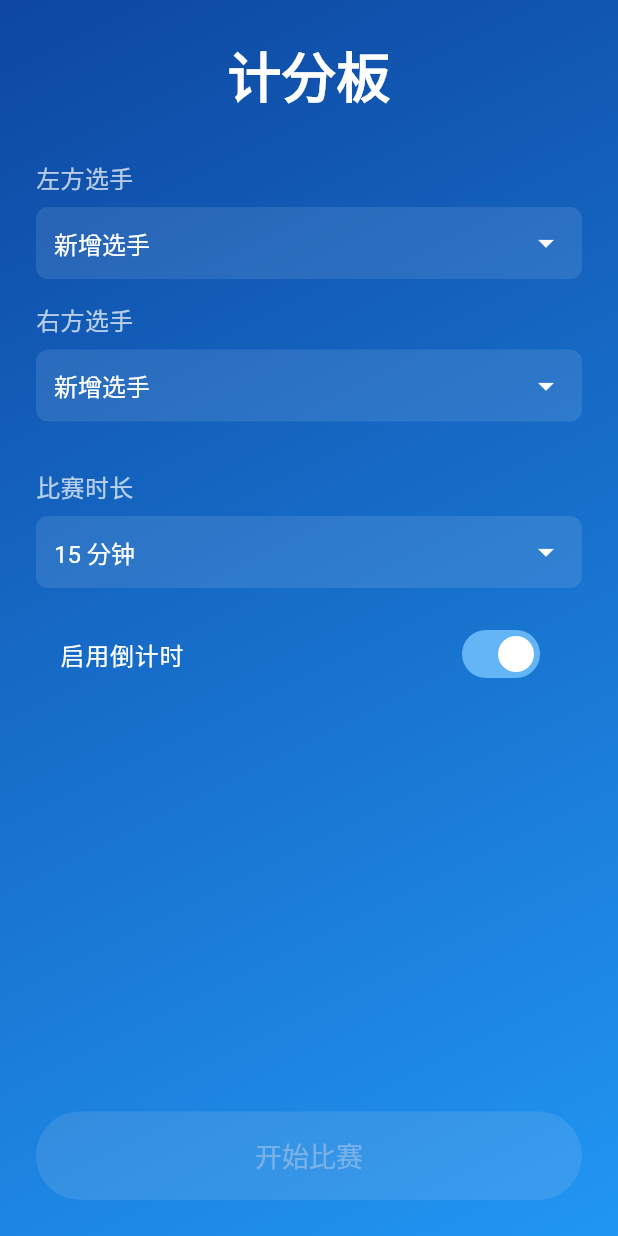
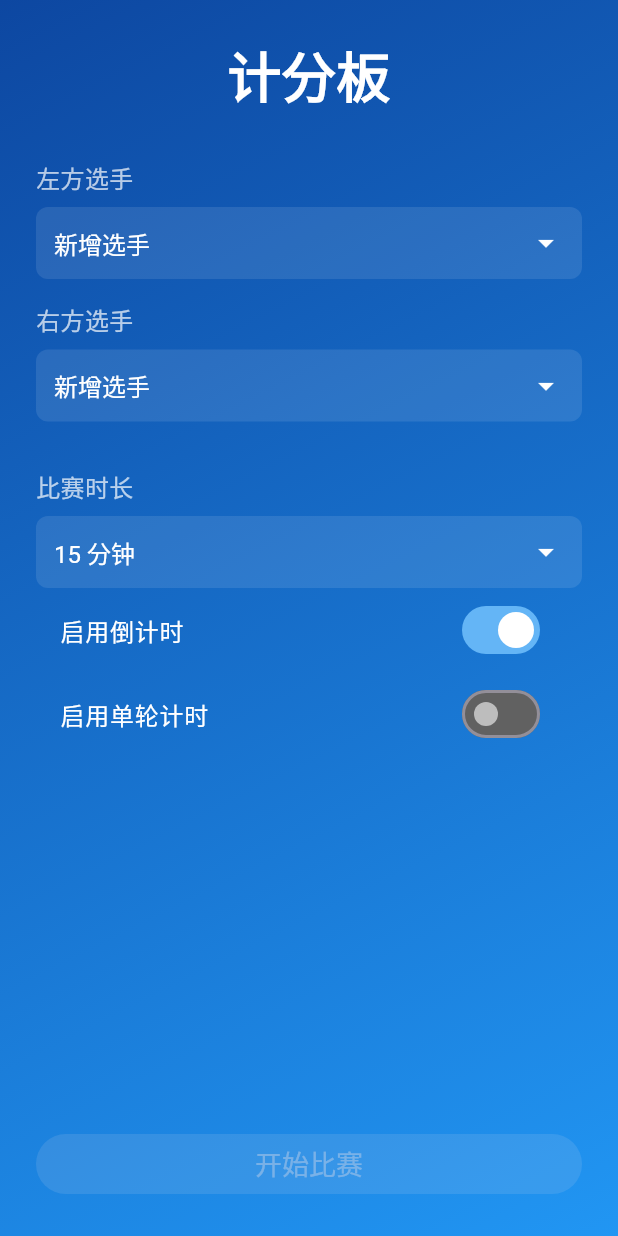
Before and after one commit to xmq479361/super_score_board, a Flutter app: the screen it shows after launch, on a phone screen of 412 x 824 dp. Run offline on Flutter 3.47's test engine with Material 3 defaults, Android fonts, the phone set to English and light mode, and no system bars; our stand-ins replace shared_preferences.

Commit message:
dev: project v1.0.1,  优化布局和交互,包括: 增加回合计时和总计时; 启动页面竖屏显示; 比分面板横屏显示;

```diff
--- a/super_score_board/lib/models/game_settings.dart
+++ b/super_score_board/lib/models/game_settings.dart
@@ -3,12 +3,16 @@ class GameSettings {
   final String rightPlayerId;
   final int duration;
   final bool isCountdownEnabled;
+  final bool isRoundTimer;
+  final int roundDuration;
 
   GameSettings({
     required this.leftPlayerId,
     required this.rightPlayerId,
     required this.duration,
     required this.isCountdownEnabled,
+    required this.isRoundTimer,
+    required this.roundDuration,
   });
 
   Map<String, dynamic> toJson() => {
@@ -16,6 +20,8 @@ class GameSettings {
     'rightPlayerId': rightPlayerId,
     'duration': duration,
     'isCountdownEnabled': isCountdownEnabled,
+    'isRoundTimer': isRoundTimer,
+    'roundDuration': roundDuration,
   };
 
   factory GameSettings.fromJson(Map<String, dynamic> json) => GameSettings(
@@ -23,5 +29,7 @@ class GameSettings {
     rightPlayerId: json['rightPlayerId'],
     duration: json['duration'],
     isCountdownEnabled: json['isCountdownEnabled'],
+    isRoundTimer: json['isRoundTimer'],
+    roundDuration: json['roundDuration'],
   );
 }
--- a/super_score_board/lib/models/game_state.dart
+++ b/super_score_board/lib/models/game_state.dart
@@ -5,6 +5,8 @@ class GameState {
   final int rightScore;
   final int timeLeft;
   final bool isCountdownEnabled;
+  final int leftTotalTime;
+  final int rightTotalTime;
 
   GameState({
     required this.leftPlayerId,
@@ -13,6 +15,8 @@ class GameState {
     required this.rightScore,
     required this.timeLeft,
     required this.isCountdownEnabled,
+    required this.leftTotalTime,
+    required this.rightTotalTime,
   });
 
   Map<String, dynamic> toJson() => {
@@ -22,6 +26,8 @@ class GameState {
     'rightScore': rightScore,
     'timeLeft': timeLeft,
     'isCountdownEnabled': isCountdownEnabled,
+    'leftTotalTime': leftTotalTime,
+    'rightTotalTime': rightTotalTime,
   };
 
   factory GameState.fromJson(Map<String, dynamic> json) => GameState(
@@ -31,5 +37,7 @@ class GameState {
     rightScore: json['rightScore'],
     timeLeft: json['timeLeft'],
     isCountdownEnabled: json['isCountdownEnabled'],
+    leftTotalTime: json['leftTotalTime'],
+    rightTotalTime: json['rightTotalTime'],
   );
 }
--- a/super_score_board/lib/screens/start_screen.dart
+++ b/super_score_board/lib/screens/start_screen.dart
@@ -1,5 +1,7 @@
 import 'package:flutter/material.dart';
+import 'package:flutter/services.dart';
 
+import '../models/app_settings.dart';
 import '../models/game_settings.dart';
 import '../models/player.dart';
 import '../services/storage_service.dart';
@@ -21,23 +23,33 @@ class _StartScreenState extends State<StartScreen> {
   Player? rightPlayer;
   int defaultDuration = 900; // 15 minutes
   bool isCountdownEnabled = true;
+  bool isRoundTimer = false;
+  int roundDuration = 30;
+  late AppSettings appSettings;
 
   @override
   void initState() {
     super.initState();
+    SystemChrome.setPreferredOrientations([
+      DeviceOrientation.portraitUp,
+    ]);
     _loadData();
   }
 
   Future<void> _loadData() async {
     final loadedPlayers = await widget.storageService.loadPlayers();
     final lastGame = await widget.storageService.loadLastGame();
+    appSettings = await widget.storageService.loadAppSettings();
     setState(() {
       players = loadedPlayers;
       if (lastGame != null) {
+        print("_loadData lastGame: ${lastGame.toJson()}");
         leftPlayer = players.firstWhere((p) => p.id == lastGame.leftPlayerId);
         rightPlayer = players.firstWhere((p) => p.id == lastGame.rightPlayerId);
         defaultDuration = lastGame.duration;
         isCountdownEnabled = lastGame.isCountdownEnabled;
+        isRoundTimer = lastGame.isRoundTimer;
+        roundDuration = lastGame.roundDuration;
       }
     });
   }
@@ -71,7 +83,11 @@ class _StartScreenState extends State<StartScreen> {
           child: Padding(
             padding: const EdgeInsets.all(24.0),
             child: Column(
-              crossAxisAlignment: CrossAxisAlignment.stretch,
+              children: [
+                Expanded(
+                  child: SingleChildScrollView(
+                    child: Column(
+                        // crossAxisAlignment: CrossAxisAlignment.stretch,
                         children: [
                           const Text(
                             '计分板',
@@ -90,20 +106,28 @@ class _StartScreenState extends State<StartScreen> {
                               (Player? p) => setState(() => rightPlayer = p)),
                           const SizedBox(height: 32),
                           _buildDurationSelector(),
+                          _buildCountdownToggle(),
+                          _buildRoundTimerToggle(),
+                          if (isRoundTimer) ...[
                             const SizedBox(height: 16),
-                _buildCountdownToggle(),
-                const Spacer(),
-                ElevatedButton(
+                            _buildRoundDurationSelector(),
+                          ],
+                        ]),
+                  ),
+                ),
+                SizedBox(
+                  width: double.infinity,
+                  child: ElevatedButton(
                     onPressed: (leftPlayer != null && rightPlayer != null)
                         ? () => _startGame()
                         : null,
                     style: ElevatedButton.styleFrom(
                       foregroundColor: Colors.white,
                       backgroundColor: Colors.blue.shade900,
-                    padding: const EdgeInsets.symmetric(vertical: 16),
                       textStyle: const TextStyle(fontSize: 18),
                     ),
                     child: const Text('开始比赛'),
+                  ),
                 ),
               ],
             ),
@@ -217,14 +241,70 @@ class _StartScreenState extends State<StartScreen> {
     );
   }
 
+  Widget _buildRoundTimerToggle() {
+    return SwitchListTile(
+      title: const Text(
+        '启用单轮计时',
+        style: TextStyle(color: Colors.white, fontSize: 16),
+      ),
+      value: isRoundTimer,
+      onChanged: (value) {
+        setState(() => isRoundTimer = value);
+      },
+      activeColor: Colors.white,
+      activeTrackColor: Colors.blue.shade300,
+      inactiveThumbColor: Colors.grey.shade400,
+      inactiveTrackColor: Colors.grey.shade700,
+    );
+  }
+
+  Widget _buildRoundDurationSelector() {
+    return Column(
+      crossAxisAlignment: CrossAxisAlignment.start,
+      children: [
+        const Text(
+          '单轮时长',
+          style: TextStyle(color: Colors.white70, fontSize: 16),
+        ),
+        const SizedBox(height: 8),
+        Container(
+          decoration: BoxDecoration(
+            color: Colors.white.withOpacity(0.1),
+            borderRadius: BorderRadius.circular(8),
+          ),
+          child: DropdownButtonHideUnderline(
+            child: DropdownButton<int>(
+              value: roundDuration,
+              isExpanded: true,
+              dropdownColor: Colors.blue.shade800,
+              icon: const Icon(Icons.arrow_drop_down, color: Colors.white),
+              style: const TextStyle(color: Colors.white, fontSize: 16),
+              items: [15, 30, 45, 60].map((int value) {
+                return DropdownMenuItem<int>(
+                  value: value,
+                  child: Text('$value 秒'),
+                );
+              }).toList(),
+              onChanged: (value) {
+                setState(() => roundDuration = value!);
+              },
+            ),
+          ),
+        ),
+      ],
+    );
+  }
+
   void _startGame() {
     widget.storageService.saveLastGame(GameSettings(
       leftPlayerId: leftPlayer!.id,
       rightPlayerId: rightPlayer!.id,
       duration: defaultDuration,
       isCountdownEnabled: isCountdownEnabled,
+      isRoundTimer: isRoundTimer,
+      roundDuration: roundDuration,
     ));
-    Navigator.of(context).pushReplacement(
+    Navigator.of(context).push(
       MaterialPageRoute(
         builder: (context) => ScoreBoard(
           storageService: widget.storageService,
@@ -232,8 +312,11 @@ class _StartScreenState extends State<StartScreen> {
           rightPlayer: rightPlayer!,
           defaultDuration: defaultDuration,
           isCountdownEnabled: isCountdownEnabled,
+          isRoundTimer: isRoundTimer,
+          roundDuration: roundDuration,
         ),
       ),
     );
   }
+
 }
```
Also changed, not shown: super_score_board/lib/screens/score_board.dart (+89 -24 lines), super_score_board/lib/services/storage_service.dart (+20 -6 lines). Lines whose indentation alone changed are shown as unchanged.
